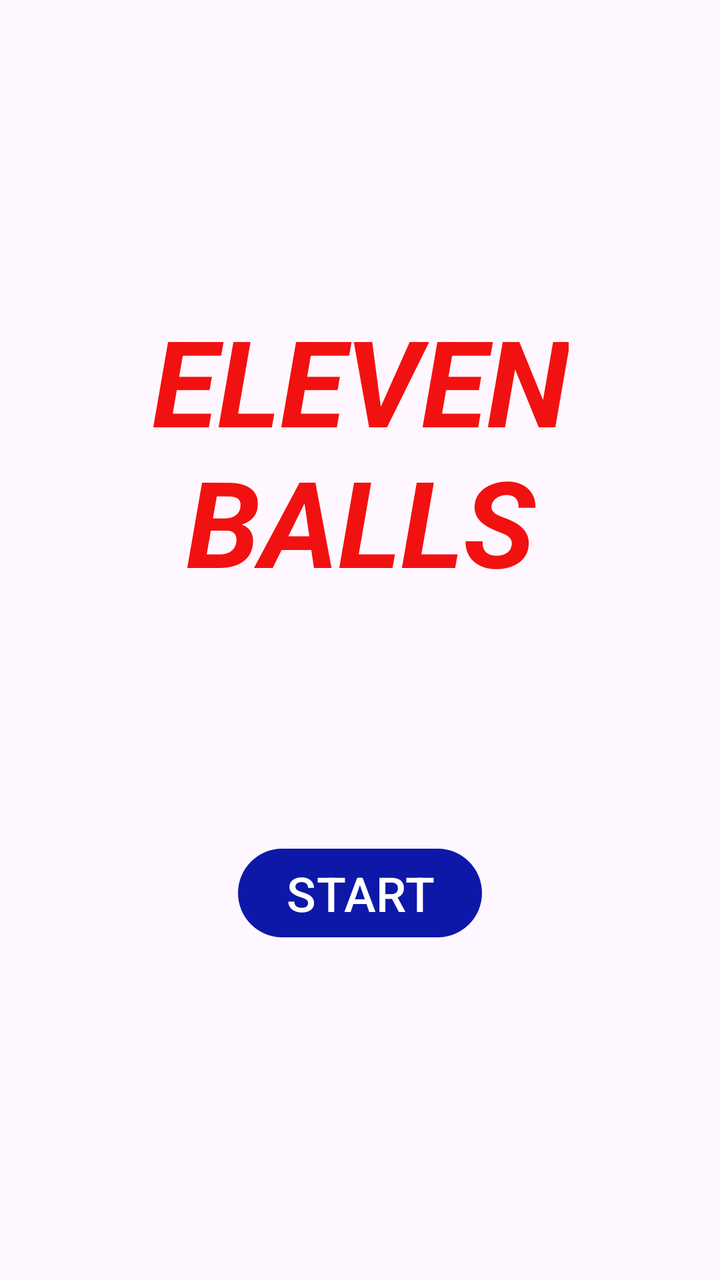
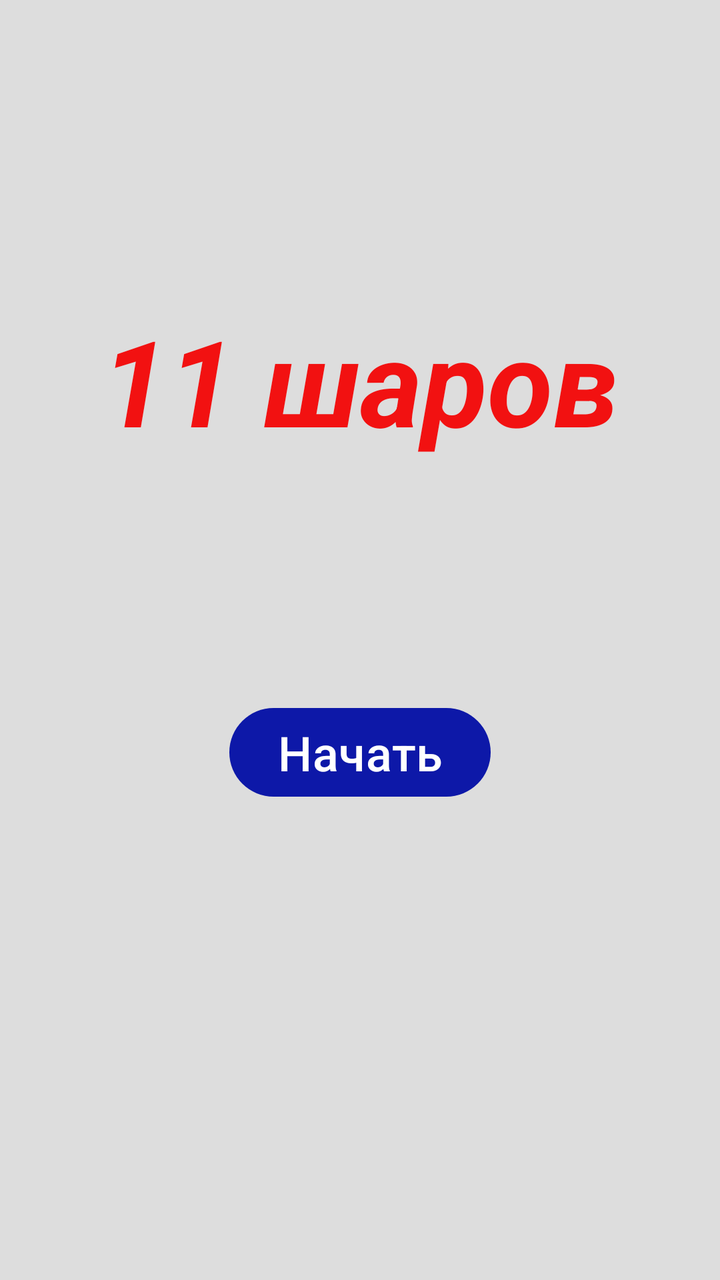

Two renders of the same Android screen: before a commit and after it. Below are the layout's source before the change and the commit's diff.
<!-- AndroidManifest.xml: application theme Theme.ElevenBalls -->
<!-- res/layout/fragment_start.xml -->
<?xml version="1.0" encoding="utf-8"?>
<androidx.constraintlayout.widget.ConstraintLayout xmlns:android="http://schemas.android.com/apk/res/android"
    xmlns:tools="http://schemas.android.com/tools"
    android:layout_width="match_parent"
    android:layout_height="match_parent"
    xmlns:app="http://schemas.android.com/apk/res-auto"
    tools:context=".activity.StartFragment">

    <TextView
        android:layout_width="wrap_content"
        android:layout_height="wrap_content"
        android:id="@+id/text_eleven_balls"
        app:layout_constraintTop_toTopOf="parent"
        app:layout_constraintStart_toStartOf="parent"
        app:layout_constraintEnd_toEndOf="parent"
        android:layout_marginTop="150dp"
        android:gravity="center"
        android:textSize="60sp"
        android:textColor="@color/red"
        android:textStyle="bold|italic"
        android:text="ELEVEN\nBALLS"
        />

    <Button
        android:layout_width="wrap_content"
        android:layout_height="wrap_content"
        app:layout_constraintTop_toBottomOf="@id/text_eleven_balls"
        app:layout_constraintStart_toStartOf="parent"
        app:layout_constraintEnd_toEndOf="parent"
        android:layout_marginTop="120dp"
        android:text="START"
        android:textSize="24sp"
        android:id="@+id/button_start_game"
        />


</androidx.constraintlayout.widget.ConstraintLayout>
<!-- resources referenced by this layout -->
<resources>
  <color name="red">#f21111</color>
  <style name="Theme.ElevenBalls" parent="Base.Theme.ElevenBalls" />
  <style name="Base.Theme.ElevenBalls" parent="Theme.Material3.DayNight.NoActionBar">
          <item name="colorPrimary">@color/blue</item>
          
          
      </style>
  <color name="blue">#0d18a8</color>
</resources>

<!-- the commit's change to res/layout/fragment_start.xml (unified diff, before → after) -->
@@ -1,37 +1,34 @@
 <?xml version="1.0" encoding="utf-8"?>
 <androidx.constraintlayout.widget.ConstraintLayout xmlns:android="http://schemas.android.com/apk/res/android"
+    xmlns:app="http://schemas.android.com/apk/res-auto"
     xmlns:tools="http://schemas.android.com/tools"
     android:layout_width="match_parent"
     android:layout_height="match_parent"
-    xmlns:app="http://schemas.android.com/apk/res-auto"
-    tools:context=".activity.StartFragment">
+    tools:context=".fragments.startScreen.StartFragment">
 
     <TextView
+        android:id="@+id/text_eleven_balls"
         android:layout_width="wrap_content"
         android:layout_height="wrap_content"
-        android:id="@+id/text_eleven_balls"
-        app:layout_constraintTop_toTopOf="parent"
-        app:layout_constraintStart_toStartOf="parent"
-        app:layout_constraintEnd_toEndOf="parent"
         android:layout_marginTop="150dp"
         android:gravity="center"
+        android:text="@string/name_game"
+        android:textColor="@color/red"
         android:textSize="60sp"
-        android:textColor="@color/red"
         android:textStyle="bold|italic"
-        android:text="ELEVEN\nBALLS"
-        />
+        app:layout_constraintEnd_toEndOf="parent"
+        app:layout_constraintStart_toStartOf="parent"
+        app:layout_constraintTop_toTopOf="parent" />
 
     <Button
+        android:id="@+id/button_start_game"
         android:layout_width="wrap_content"
         android:layout_height="wrap_content"
-        app:layout_constraintTop_toBottomOf="@id/text_eleven_balls"
+        android:layout_marginTop="120dp"
+        android:text="@string/start"
+        android:textSize="24sp"
+        app:layout_constraintEnd_toEndOf="parent"
         app:layout_constraintStart_toStartOf="parent"
-        app:layout_constraintEnd_toEndOf="parent"
-        android:layout_marginTop="120dp"
-        android:text="START"
-        android:textSize="24sp"
-        android:id="@+id/button_start_game"
-        />
-
+        app:layout_constraintTop_toBottomOf="@id/text_eleven_balls" />
 
 </androidx.constraintlayout.widget.ConstraintLayout>
<!-- resource entries referenced after the edit -->
@@ -1,12 +1,19 @@
 <!-- resources referenced by this layout -->
 <resources>
   <color name="red">#f21111</color>
+  <string name="name_game">"11 шаров"</string>
+  <string name="start">Начать</string>
   <style name="Theme.ElevenBalls" parent="Base.Theme.ElevenBalls" />
-  <style name="Base.Theme.ElevenBalls" parent="Theme.Material3.DayNight.NoActionBar">
+  <style name="Base.Theme.ElevenBalls" parent="Theme.Material3.Light.NoActionBar">
           <item name="colorPrimary">@color/blue</item>
           
           
+          <item name="android:windowBackground">@color/light_gray</item>
+          <item name="android:colorBackground">@color/light_gray</item>
+          <item name="android:statusBarColor">@android:color/transparent</item>
+          <item name="android:windowLightStatusBar">true</item>
       </style>
   <color name="blue">#0d18a8</color>
+  <color name="light_gray">#DDDDDD</color>
 </resources>
 
